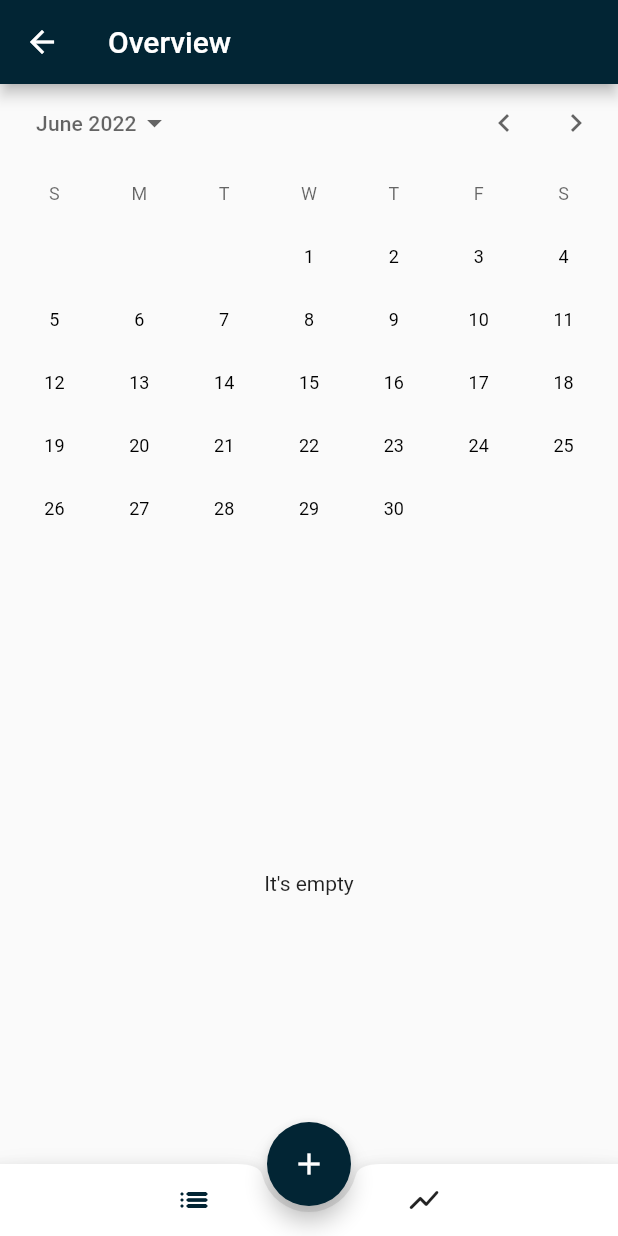
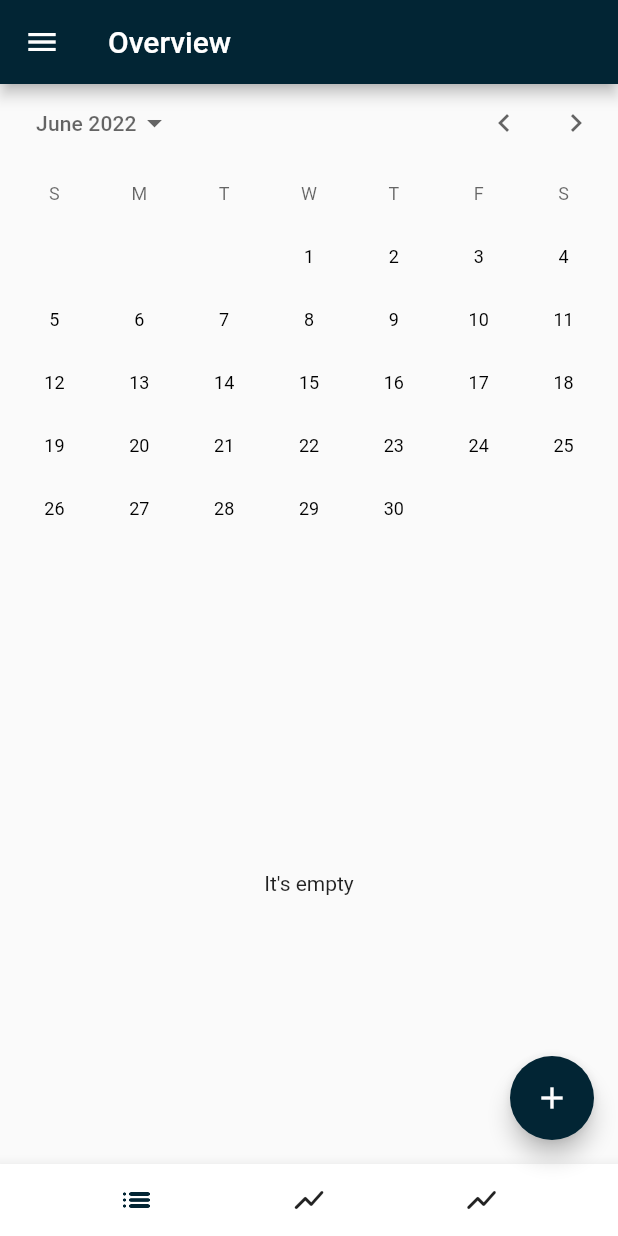
Before and after one commit to bill20509/personal_finance_app, a Flutter app: the HomeView screen opened directly, after a tap on the "chevron left" icon, on a phone screen of 412 x 824 dp. Run offline on Flutter 3.47's test engine with Material 2 defaults, Android fonts, the phone set to English and light mode, and no system bars; our stand-ins replace bloc, equatable, firebase_auth, firebase_core, flutter_bloc, google_sign_in and 5 more; missing offline and left inert: dart:ffi; accounts and stored records are empty; generated files the repository leaves out were written again; statements that could not run were skipped.

Commit message:
Add drawer

```diff
--- a/lib/home/cubit/home_state.dart
+++ b/lib/home/cubit/home_state.dart
@@ -3,6 +3,7 @@ part of 'home_cubit.dart';
 enum HomeTab {
   overview,
   stats,
+  user,
 }
 
 class HomeState extends Equatable {
--- a/lib/home/home.dart
+++ b/lib/home/home.dart
@@ -1,2 +1,2 @@
+export 'cubit/home_cubit.dart';
 export 'view/home_page.dart';
-export 'cubit/home_cubit.dart';
--- a/lib/home/view/home_page.dart
+++ b/lib/home/view/home_page.dart
@@ -5,6 +5,7 @@ import 'package:personal_finance_app/home/cubit/home_cubit.dart';
 import 'package:personal_finance_app/stats_page/stats_page.dart';
 import 'package:personal_finance_app/transaction_overview/bloc/transaction_overview_bloc.dart';
 import 'package:personal_finance_app/transaction_overview/transaction_overview_page.dart';
+import 'package:personal_finance_app/user_page/view/user_page.dart';
 import 'package:transaction_repository/transaction_repository.dart';
 
 class HomePage extends StatelessWidget {
@@ -44,6 +45,7 @@ class HomeView extends StatelessWidget {
         children: const [
           TransactionOverviewPage(),
           StatsPage(),
+          UserPage(),
         ],
       ),
       floatingActionButton: FloatingActionButton(
@@ -51,7 +53,7 @@ class HomeView extends StatelessWidget {
         child: const Icon(Icons.add),
         onPressed: () => Navigator.of(context).push(AddTransactionPage.route()),
       ),
-      floatingActionButtonLocation: FloatingActionButtonLocation.centerDocked,
+      floatingActionButtonLocation: FloatingActionButtonLocation.endFloat,
       bottomNavigationBar: BottomAppBar(
         shape: const CircularNotchedRectangle(),
         child: Row(
@@ -65,6 +67,11 @@ class HomeView extends StatelessWidget {
             _HomeTabButton(
               groupValue: selectTab,
               value: HomeTab.stats,
+              icon: const Icon(Icons.show_chart_rounded),
+            ),
+            _HomeTabButton(
+              groupValue: selectTab,
+              value: HomeTab.user,
               icon: const Icon(Icons.show_chart_rounded),
             ),
           ],
--- a/lib/stats_page/view/stats_page.dart
+++ b/lib/stats_page/view/stats_page.dart
@@ -30,9 +30,9 @@ class StatsPageView extends StatelessWidget {
       appBar: AppBar(
         title: const Text('stats'),
       ),
-      body: BlocBuilder<TransactionBloc, TransactionOverviewState>(
+      body: BlocBuilder<StatsPageBloc, StatsPageState>(
         builder: (context, state) {
-          final txsList = context.read<TransactionBloc>().state.txs;
+          final txsList = context.read<StatsPageBloc>().state.txs;
           final dataMap = <String, double>{};
           var totalValue = 0.0;
           for (final tx in txsList) {
--- a/lib/transaction_overview/view/transaction_overview_page.dart
+++ b/lib/transaction_overview/view/transaction_overview_page.dart
@@ -29,6 +29,34 @@ class TransactionOverviewView extends StatelessWidget {
     return Scaffold(
       appBar: AppBar(
         title: const Text('Overview'),
+      ),
+      drawer: Drawer(
+        child: ListView(
+          // Important: Remove any padding from the ListView.
+          padding: EdgeInsets.zero,
+          children: [
+            const DrawerHeader(
+              decoration: BoxDecoration(
+                color: Colors.blue,
+              ),
+              child: Text('Drawer Header'),
+            ),
+            ListTile(
+              title: const Text('Item 1'),
+              onTap: () {
+                // Update the state of the app.
+                // ...
+              },
+            ),
+            ListTile(
+              title: const Text('Item 2'),
+              onTap: () {
+                // Update the state of the app.
+                // ...
+              },
+            ),
+          ],
+        ),
       ),
       body: MultiBlocListener(
         listeners: [
--- /dev/null
+++ b/lib/user_page/user_page.dart
@@ -0,0 +1 @@
+export 'view/user_page.dart';
--- /dev/null
+++ b/lib/user_page/view/user_page.dart
@@ -0,0 +1,35 @@
+import 'package:auth_repository/auth_repository.dart';
+import 'package:flutter/material.dart';
+import 'package:google_sign_in/google_sign_in.dart';
+
+class UserPage extends StatelessWidget {
+  const UserPage({Key? key}) : super(key: key);
+
+  @override
+  Widget build(BuildContext context) {
+    final _authRepository = AuthRepository();
+    final user = _authRepository.googleAccount();
+    return FutureBuilder(
+      future: _authRepository.googleAccount(),
+      builder: (context, snapshot) {
+        if (snapshot.hasData) {
+          final data = snapshot.data! as GoogleSignInAccount;
+          return Center(
+            child: Column(
+              children: [
+                Text(data.email),
+                Text(data.id),
+                if (data.photoUrl != null) Text(data.photoUrl!),
+                if (data.displayName != null) Text(data.displayName!),
+                Text(data.toString()),
+              ],
+            ),
+          );
+        }
+        return const Center(
+          child: CircularProgressIndicator(),
+        );
+      },
+    );
+  }
+}
--- a/packages/auth_repository/lib/src/auth_repository.dart
+++ b/packages/auth_repository/lib/src/auth_repository.dart
@@ -22,6 +22,11 @@ class AuthRepository implements AuthRepositoryImpl {
       return false;
     }
     return true;
+  }
+
+  Future<GoogleSignInAccount?> googleAccount() async {
+    final GoogleSignInAccount? googleUser = await _googleSignIn.signIn();
+    return googleUser;
   }
 
   @override
```
Also changed, not shown: lib/app/view/app.dart (+6 -2 lines), lib/login_page/view/login_page.dart (+2 -6 lines), 1 other file.
